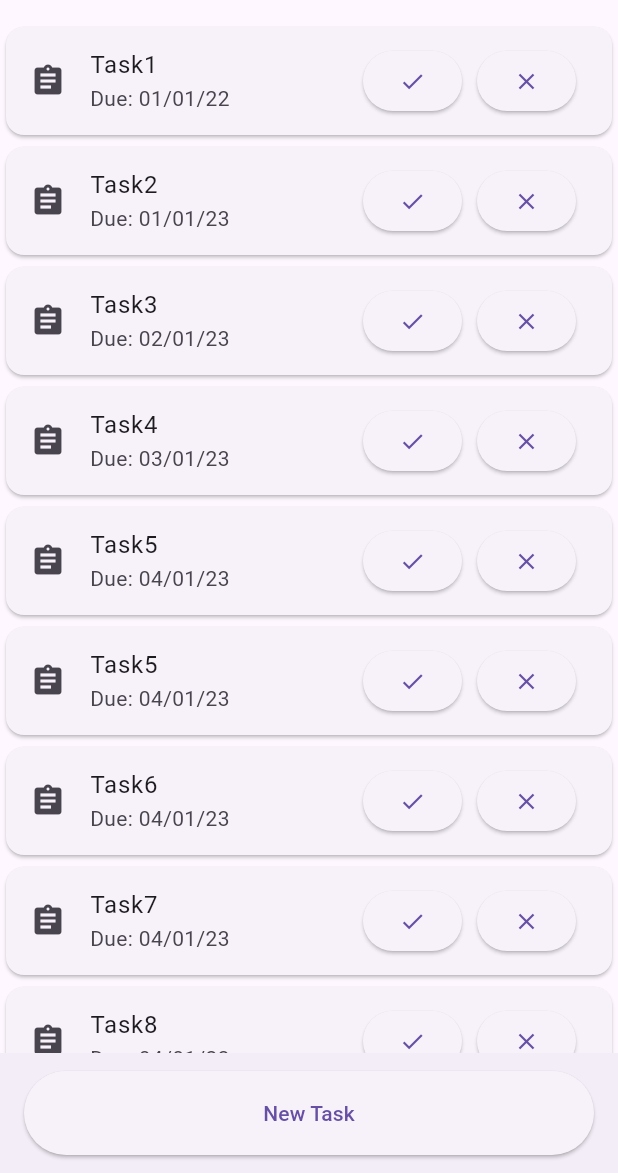
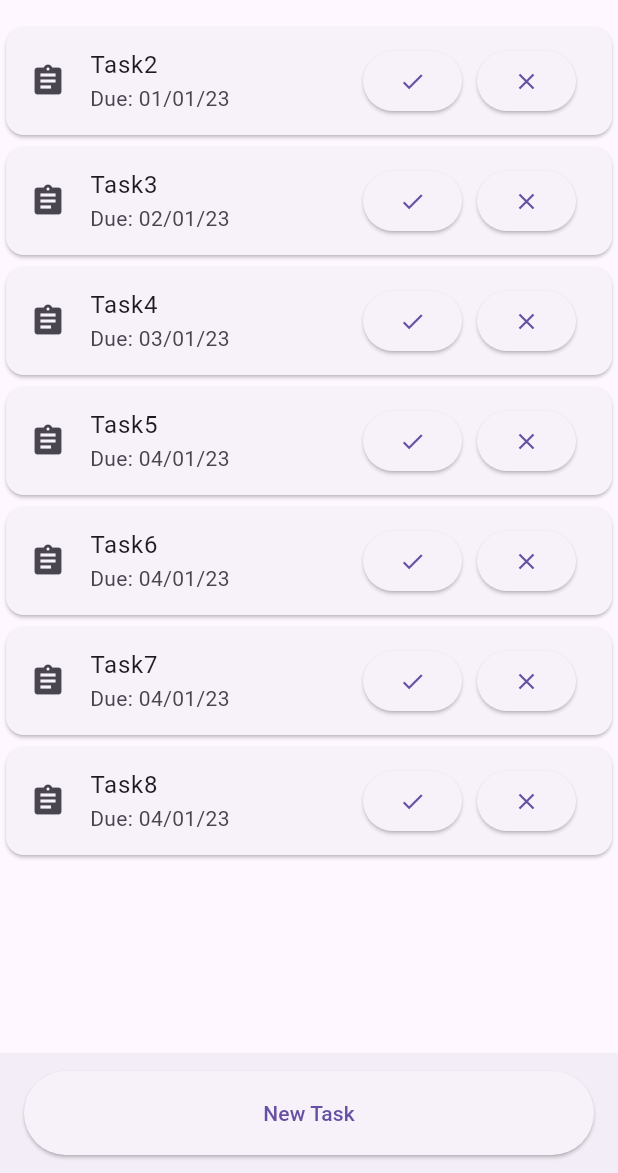
Before and after one commit to 1q2a1/flutter_todolist, a Flutter app: the screen it shows after launch, after a tap on the "close" icon, on a phone screen of 412 x 824 dp, the part 63-1236 px from its top. Run offline on Flutter 3.47's test engine with Material 3 defaults, Android fonts, the phone set to English and light mode, and no system bars.

```diff
--- a/lib/screens/home/home.dart
+++ b/lib/screens/home/home.dart
@@ -3,26 +3,37 @@ import 'package:flutter/src/widgets/framework.dart';
 import 'package:flutter/src/widgets/placeholder.dart';
 import 'package:todolist/screens/home/todo_card.dart';
 
-class Home extends StatelessWidget {
+class Home extends StatefulWidget {
   const Home({super.key});
 
   @override
+  State<Home> createState() => _HomeState();
+}
+
+final List<Map<String, dynamic>> todoItems = [
+  {"keyVal": 1, "task": "Task1", "dueDate": "01/01/22"},
+  {"keyVal": 2, "task": "Task2", "dueDate": "01/01/23"},
+  {"keyVal": 3, "task": "Task3", "dueDate": "02/01/23"},
+  {"keyVal": 4, "task": "Task4", "dueDate": "03/01/23"},
+  {"keyVal": 5, "task": "Task5", "dueDate": "04/01/23"},
+  {"keyVal": 6, "task": "Task6", "dueDate": "04/01/23"},
+  {"keyVal": 7, "task": "Task7", "dueDate": "04/01/23"},
+  {"keyVal": 8, "task": "Task8", "dueDate": "04/01/23"},
+  // {"keyVal": 9, "task": "Task9", "dueDate": "04/01/23"},
+  // {"keyVal": 10, "task": "Task10", "dueDate": "04/01/23"},
+  // {"keyVal": 11, "task": "Task11", "dueDate": "04/01/23"},
+  // {"keyVal": 12, "task": "Task12", "dueDate": "04/01/23"},
+  // {"keyVal": 13, "task": "Task13", "dueDate": "04/01/23"},
+];
+
+class _HomeState extends State<Home> {
+  @override
   Widget build(BuildContext context) {
-    final List todoItems = [
-      {"key": 1, "task": "Task1", "dueDate": "01/01/22"},
-      {"key": 2, "task": "Task2", "dueDate": "01/01/23"},
-      {"key": 3, "task": "Task3", "dueDate": "02/01/23"},
-      {"key": 4, "task": "Task4", "dueDate": "03/01/23"},
-      {"key": 5, "task": "Task5", "dueDate": "04/01/23"},
-      {"key": 6, "task": "Task5", "dueDate": "04/01/23"},
-      {"key": 7, "task": "Task6", "dueDate": "04/01/23"},
-      {"key": 8, "task": "Task7", "dueDate": "04/01/23"},
-      {"key": 9, "task": "Task8", "dueDate": "04/01/23"},
-      {"key": 10, "task": "Task9", "dueDate": "04/01/23"},
-      {"key": 11, "task": "Task10", "dueDate": "04/01/23"},
-      {"key": 12, "task": "Task11", "dueDate": "04/01/23"},
-      {"key": 13, "task": "Task12", "dueDate": "04/01/23"},
-    ];
+    void handleDelete(int keyVal) {
+      setState(() {
+        todoItems.removeWhere((item) => item["keyVal"] == keyVal);
+      });
+    }
 
     return Scaffold(
       appBar: AppBar(title: const Center(child: Text("To Do List"))),
@@ -32,7 +43,9 @@ class Home extends StatelessWidget {
               itemBuilder: (BuildContext context, int index) {
                 return TodoCard(
                     task: todoItems[index]["task"] ?? "No Task Found",
-                    dueDate: todoItems[index]["dueDate"] ?? "No Date Found");
+                    dueDate: todoItems[index]["dueDate"] ?? "No Date Found",
+                    keyVal: todoItems[index]["keyVal"] ?? "-1",
+                    onDelete: () => handleDelete(todoItems[index]["keyVal"] ?? -1));
               })
           : const Center(
               child: Text(
--- a/lib/screens/home/todo_card.dart
+++ b/lib/screens/home/todo_card.dart
@@ -5,8 +5,15 @@ import 'package:flutter/src/widgets/placeholder.dart';
 class TodoCard extends StatefulWidget {
   final String task;
   final String dueDate;
+  final int keyVal;
+  final VoidCallback onDelete;
 
-  TodoCard({super.key, required this.task, required this.dueDate});
+  const TodoCard(
+      {super.key,
+      required this.keyVal,
+      required this.task,
+      required this.dueDate,
+      required this.onDelete});
 
   @override
   State<TodoCard> createState() => _TodoCardState();
@@ -19,13 +26,6 @@ class _TodoCardState extends State<TodoCard> {
     setState(() {
       _completed = !_completed;
     });
-
-    print(widget.task);
-    print(_completed);
-  }
-
-  void _handleDeleteButtonPressed() {
-    print('del presssed');
   }
 
   @override
@@ -47,7 +47,7 @@ class _TodoCardState extends State<TodoCard> {
               ),
               const SizedBox(width: 10),
               ElevatedButton(
-                onPressed: _handleDeleteButtonPressed,
+                onPressed: widget.onDelete,
                 child: const Icon(Icons.close),
               )
             ]),
```
